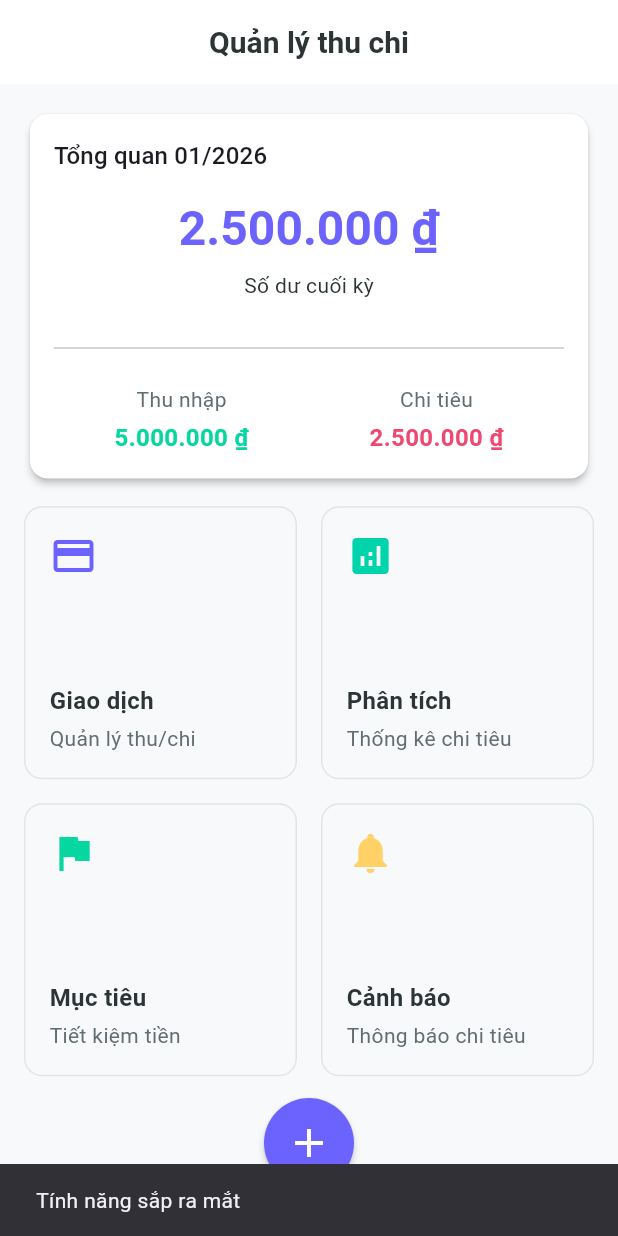
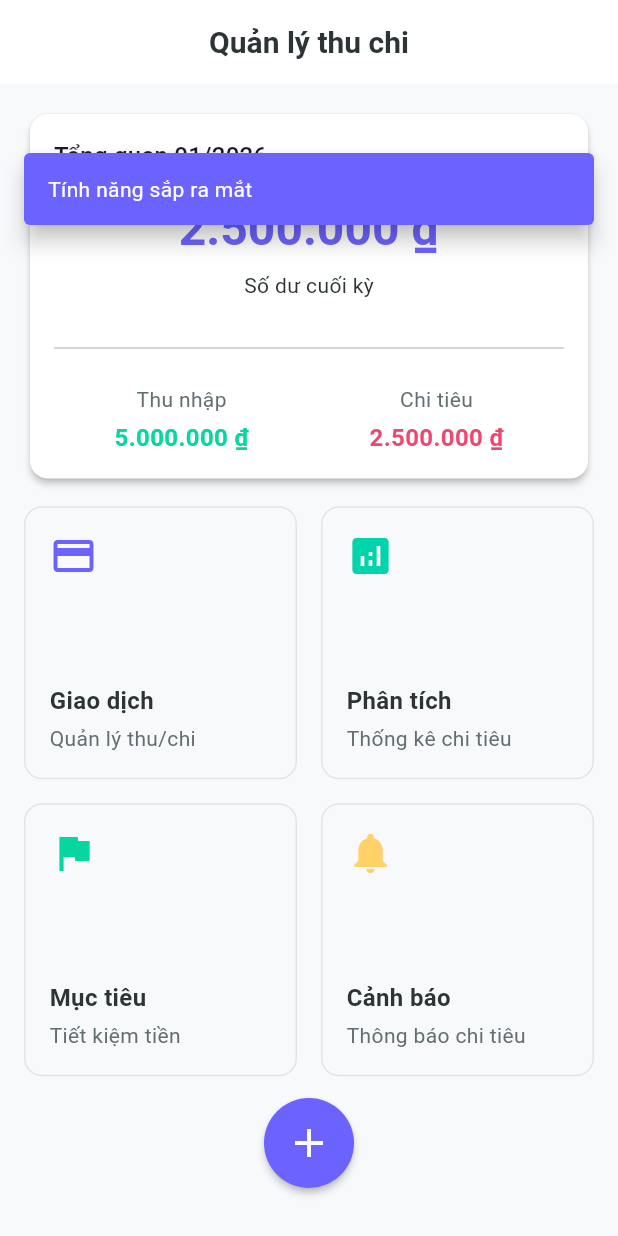
Before and after one commit to thienph/mobile_project_spending_management, a Flutter app: the screen it shows after launch, after a tap on "Phân tích", on a phone screen of 412 x 824 dp. Run offline on Flutter 3.47's test engine with Material 3 defaults, Android fonts, the phone set to English and light mode, and no system bars; our stand-ins replace dartz, drift, equatable, flutter_bloc, get_it, go_router; accounts and stored records are empty; generated files the repository leaves out were written again.

Commit message:
Enhance the notification and move it on the top

```diff
--- a/lib/presentation/screens/home/home_screen.dart
+++ b/lib/presentation/screens/home/home_screen.dart
@@ -46,9 +46,7 @@ class HomeScreen extends StatelessWidget {
                   subtitle: 'Thống kê chi tiêu',
                   color: AppTheme.accentColor,
                   onTap: () {
-                    ScaffoldMessenger.of(context).showSnackBar(
-                      const SnackBar(content: Text('Tính năng sắp ra mắt')),
-                    );
+                    _showTopBanner(context, 'Tính năng sắp ra mắt');
                   },
                 ),
                 _FeatureCard(
@@ -57,9 +55,7 @@ class HomeScreen extends StatelessWidget {
                   subtitle: 'Tiết kiệm tiền',
                   color: AppTheme.successColor,
                   onTap: () {
-                    ScaffoldMessenger.of(context).showSnackBar(
-                      const SnackBar(content: Text('Tính năng sắp ra mắt')),
-                    );
+                    _showTopBanner(context, 'Tính năng sắp ra mắt');
                   },
                 ),
                 _FeatureCard(
@@ -68,9 +64,7 @@ class HomeScreen extends StatelessWidget {
                   subtitle: 'Thông báo chi tiêu',
                   color: AppTheme.warningColor,
                   onTap: () {
-                    ScaffoldMessenger.of(context).showSnackBar(
-                      const SnackBar(content: Text('Tính năng sắp ra mắt')),
-                    );
+                    _showTopBanner(context, 'Tính năng sắp ra mắt');
                   },
                 ),
               ],
@@ -155,6 +149,24 @@ class HomeScreen extends StatelessWidget {
       Text(amount.toCurrency(), style: TextStyle(fontWeight: FontWeight.bold, color: color, fontSize: AppTheme.fontSizeLg)),
     ]);
   }
+
+  void _showTopBanner(BuildContext context, String message, {bool isError = false}) {
+    final screenHeight = MediaQuery.of(context).size.height;
+    ScaffoldMessenger.of(context).showSnackBar(
+      SnackBar(
+        content: Text(message, style: const TextStyle(color: Colors.white)),
+        backgroundColor: isError ? AppTheme.errorColor : AppTheme.primaryColor,
+        duration: const Duration(seconds: 3),
+        behavior: SnackBarBehavior.floating,
+        margin: EdgeInsets.fromLTRB(
+          AppTheme.spacingMd,
+          AppTheme.spacingMd,
+          AppTheme.spacingMd,
+          screenHeight - 150,
+        ),
+      ),
+    );
+  }
 }
 
 class _FeatureCard extends StatelessWidget {
```
Also changed, not shown: lib/presentation/screens/transactions/add_transaction_screen.dart (+28 -13 lines), lib/presentation/screens/transactions/edit_transaction_screen.dart (+33 -17 lines), lib/presentation/screens/transactions/transaction_list_screen.dart (+21 -9 lines).
